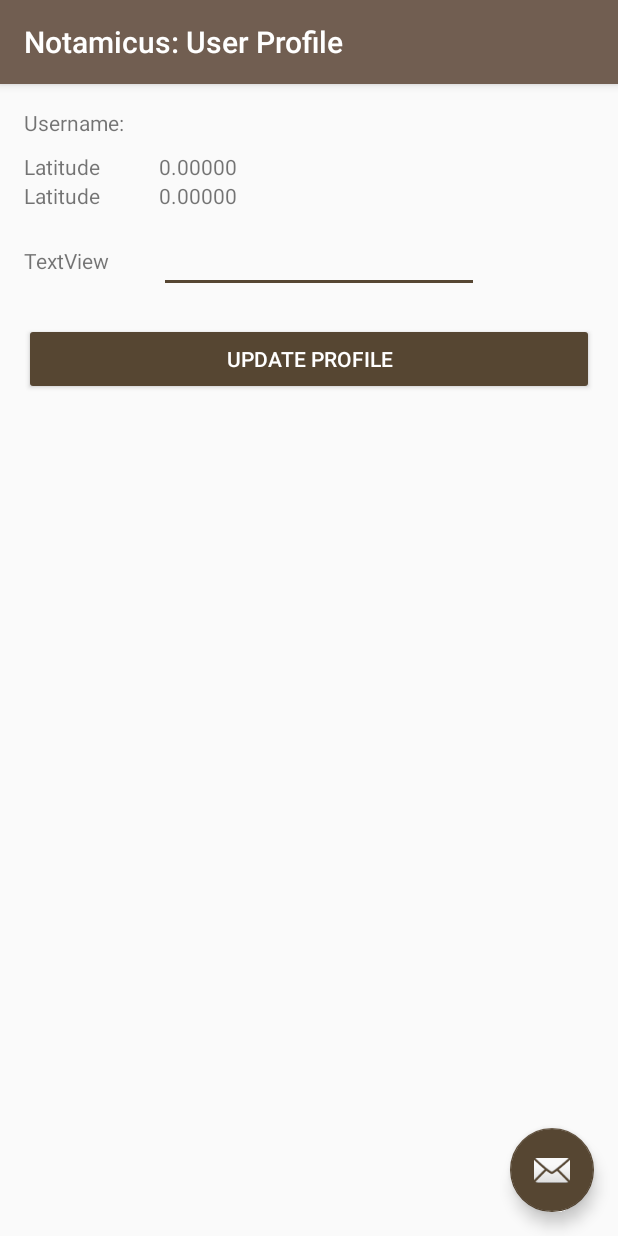
After one commit to yurippe/Pervasive-Computing, an Android app: the UserProfile screen opened directly, with no data from a screen before it, on a phone screen of 412 x 824 dp. The commit adds this screen. Run offline under Robolectric (Android 15) with nearby library versions, the phone set to English and light mode, and no system bars; 2 statements that could not run were skipped.

```diff
--- a/APP/LittleBigBrother/app/src/main/java/dk/atom_it/littlebigbrother/AddEventListener.java
+++ b/APP/LittleBigBrother/app/src/main/java/dk/atom_it/littlebigbrother/AddEventListener.java
@@ -81,7 +81,7 @@ public class AddEventListener extends AppCompatActivity {
         final TextView jhemeCode = (TextView) findViewById(R.id.event_code);
         final TextView userLabel = (TextView) findViewById(R.id.user_label);
 
-        String username = getIntent().getStringExtra("username");
+        String username = Globals.getInstance().username;
         userLabel.setText("Logged in as " + username);
         eventTypeAdapter.setDropDownViewResource(android.R.layout.simple_spinner_dropdown_item);
         eventTypeSpinner.setAdapter(eventTypeAdapter);
--- /dev/null
+++ b/APP/LittleBigBrother/app/src/main/java/dk/atom_it/littlebigbrother/UserProfile.java
@@ -0,0 +1,101 @@
+package dk.atom_it.littlebigbrother;
+
+import android.app.Activity;
+import android.os.Bundle;
+import android.support.design.widget.FloatingActionButton;
+import android.support.design.widget.Snackbar;
+import android.support.v7.app.AppCompatActivity;
+import android.support.v7.widget.Toolbar;
+import android.view.View;
+import android.widget.Button;
+import android.widget.EditText;
+import android.widget.TextView;
+import android.widget.Toast;
+
+import org.json.JSONException;
+import org.json.JSONObject;
+import org.w3c.dom.Text;
+
+import java.io.IOException;
+
+import dk.atom_it.littlebigbrother.api.Endpoint;
+import dk.atom_it.littlebigbrother.data.Globals;
+import dk.atom_it.littlebigbrother.data.User;
+import okhttp3.Call;
+import okhttp3.Callback;
+import okhttp3.Response;
+
+public class UserProfile extends AppCompatActivity {
+
+    @Override
+    protected void onCreate(Bundle savedInstanceState) {
+        super.onCreate(savedInstanceState);
+        setContentView(R.layout.activity_user_profile);
+        Toolbar toolbar = (Toolbar) findViewById(R.id.toolbar);
+        setSupportActionBar(toolbar);
+
+        final Activity tthis = this;
+
+        //Set text
+        TextView username = (TextView) findViewById(R.id.profile_username);
+        username.setText(Globals.getInstance().username);
+
+        TextView lat = (TextView) findViewById(R.id.profile_lat);
+        lat.setText(Globals.getInstance().userPosition.latitude + "");
+
+        TextView lng = (TextView) findViewById(R.id.profile_lng);
+        lng.setText(Globals.getInstance().userPosition.longitude + "");
+
+        //Displayname is editable
+        final EditText displayname = (EditText) findViewById(R.id.profile_dp);
+        displayname.setText(Globals.getInstance().displayname);
+
+        //Update button
+        Button update = (Button) findViewById(R.id.profile_update);
+        update.setOnClickListener(new View.OnClickListener() {
+            @Override
+            public void onClick(View v) {
+                try {
+                    JSONObject data = new JSONObject();
+                    data.put("token", Globals.getInstance().token);
+                    data.put("displayname", displayname.getText());
+
+                    Endpoint endpoint = new Endpoint(tthis, "/updatedisplayname");
+                    endpoint.call(data.toString(), new Callback() {
+                        @Override
+                        public void onFailure(Call call, IOException e) {
+                            makeToast("Could not connect to server");
+                        }
+
+                        @Override
+                        public void onResponse(Call call, Response response) throws IOException {
+                            try {
+                                JSONObject jsonresp = new JSONObject(response.body().string());
+                                if (jsonresp.getInt("status") != 200) {
+                                    makeToast("Update failed: " + jsonresp.getString("message"));
+                                }
+                                makeToast("Update successful");
+
+                            } catch (JSONException e) {
+                                makeToast("Server response unreadable");
+                            }
+                        }
+                    });
+
+                } catch (JSONException e) {
+                    //Shut up, JSON!
+                }
+            }
+        });
+    }
+
+    private void makeToast(final String text) {
+        final UserProfile tthis = this;
+        this.runOnUiThread(new Runnable() {
+            @Override
+            public void run() {
+                Toast.makeText(tthis, text, Toast.LENGTH_LONG).show();
+           }
+        });
+    }
+}
--- a/APP/LittleBigBrother/app/src/main/java/dk/atom_it/littlebigbrother/data/Globals.java
+++ b/APP/LittleBigBrother/app/src/main/java/dk/atom_it/littlebigbrother/data/Globals.java
@@ -15,6 +15,8 @@ import dk.atom_it.littlebigbrother.notifications.AbstractEvent;
 public class Globals {
 
     public String token = null;
+    public String username = null;
+    public String displayname = null;
 
     public LatLng userPosition = null;
 
--- /dev/null
+++ b/APP/LittleBigBrother/app/src/main/res/layout/activity_user_profile.xml
@@ -0,0 +1,34 @@
+<?xml version="1.0" encoding="utf-8"?>
+<android.support.design.widget.CoordinatorLayout xmlns:android="http://schemas.android.com/apk/res/android"
+    xmlns:app="http://schemas.android.com/apk/res-auto"
+    xmlns:tools="http://schemas.android.com/tools"
+    android:layout_width="match_parent"
+    android:layout_height="match_parent"
+    android:fitsSystemWindows="true"
+    tools:context="dk.atom_it.littlebigbrother.UserProfile">
+
+    <android.support.design.widget.AppBarLayout
+        android:layout_width="match_parent"
+        android:layout_height="wrap_content"
+        android:theme="@style/AppTheme.AppBarOverlay">
+
+        <android.support.v7.widget.Toolbar
+            android:id="@+id/toolbar"
+            android:layout_width="match_parent"
+            android:layout_height="?attr/actionBarSize"
+            android:background="?attr/colorPrimary"
+            app:popupTheme="@style/AppTheme.PopupOverlay" />
+
+    </android.support.design.widget.AppBarLayout>
+
+    <include layout="@layout/content_user_profile" />
+
+    <android.support.design.widget.FloatingActionButton
+        android:id="@+id/fab"
+        android:layout_width="wrap_content"
+        android:layout_height="wrap_content"
+        android:layout_gravity="bottom|end"
+        android:layout_margin="@dimen/fab_margin"
+        app:srcCompat="@android:drawable/ic_dialog_email" />
+
+</android.support.design.widget.CoordinatorLayout>
--- /dev/null
+++ b/APP/LittleBigBrother/app/src/main/res/layout/content_user_profile.xml
@@ -0,0 +1,117 @@
+<?xml version="1.0" encoding="utf-8"?>
+<RelativeLayout xmlns:android="http://schemas.android.com/apk/res/android"
+    xmlns:app="http://schemas.android.com/apk/res-auto"
+    xmlns:tools="http://schemas.android.com/tools"
+    android:id="@+id/content_user_profile"
+    android:layout_width="match_parent"
+    android:layout_height="match_parent"
+    android:paddingBottom="@dimen/activity_vertical_margin"
+    android:paddingLeft="@dimen/activity_horizontal_margin"
+    android:paddingRight="@dimen/activity_horizontal_margin"
+    android:paddingTop="@dimen/activity_vertical_margin"
+    app:layout_behavior="@string/appbar_scrolling_view_behavior"
+    tools:context="dk.atom_it.littlebigbrother.UserProfile"
+    tools:showIn="@layout/activity_user_profile">
+
+    <LinearLayout
+        android:orientation="vertical"
+        android:layout_width="match_parent"
+        android:layout_height="match_parent">
+
+        <LinearLayout
+            android:orientation="horizontal"
+            android:layout_width="match_parent"
+            android:layout_height="wrap_content">
+
+            <TextView
+                android:text="Username:"
+                android:layout_width="90dp"
+                android:layout_height="wrap_content"
+                android:id="@+id/profile_username_label" />
+
+            <TextView
+                android:text="Joh Doe"
+                android:layout_width="wrap_content"
+                android:layout_height="wrap_content"
+                android:id="@+id/profile_username" />
+        </LinearLayout>
+
+        <Space
+            android:layout_width="match_parent"
+            android:layout_height="10dp" />
+
+        <LinearLayout
+            android:orientation="horizontal"
+            android:layout_width="match_parent"
+            android:layout_height="wrap_content">
+
+            <TextView
+                android:text="Latitude"
+                android:layout_width="90dp"
+                android:layout_height="wrap_content"
+                android:id="@+id/profile_lat_label" />
+
+            <TextView
+                android:text="0.00000"
+                android:layout_width="wrap_content"
+                android:layout_height="wrap_content"
+                android:id="@+id/profile_lat" />
+        </LinearLayout>
+
+        <LinearLayout
+            android:orientation="horizontal"
+            android:layout_width="match_parent"
+            android:layout_height="wrap_content">
+
+            <TextView
+                android:text="Latitude"
+                android:layout_width="90dp"
+                android:layout_height="wrap_content"
+                android:id="@+id/profile_lng_label" />
+
+            <TextView
+                android:text="0.00000"
+                android:layout_width="wrap_content"
+                android:layout_height="wrap_content"
+                android:id="@+id/profile_lng" />
+
+        </LinearLayout>
+
+        <Space
+            android:layout_width="match_parent"
+            android:layout_height="10dp" />
+
+        <LinearLayout
+            android:orientation="horizontal"
+            android:layout_width="match_parent"
+            android:layout_height="wrap_content">
+
+            <TextView
+                android:text="TextView"
+                android:layout_width="90dp"
+                android:layout_height="wrap_content"
+                android:id="@+id/profile_dp_label" />
+
+            <EditText
+                android:layout_width="wrap_content"
+                android:layout_height="wrap_content"
+                android:inputType="textPersonName"
+                android:text="Displayname"
+                android:ems="10"
+                android:id="@+id/profile_dp" />
+
+        </LinearLayout>
+
+        <Space
+            android:layout_width="match_parent"
+            android:layout_height="20dp" />
+
+        <Button
+            android:text="Update profile"
+            android:layout_width="match_parent"
+            android:layout_height="wrap_content"
+            android:id="@+id/profile_update"
+            style="@style/Widget.AppCompat.Button.Colored" />
+
+    </LinearLayout>
+</RelativeLayout>
--- a/APP/LittleBigBrother/app/src/main/res/values/strings.xml
+++ b/APP/LittleBigBrother/app/src/main/res/values/strings.xml
@@ -1,12 +1,15 @@
 <resources>
+    <string name="base_url">http://84.238.20.80:7777</string>
+
     <string name="app_name">Notamicus</string>
-    <string name="base_url">http://yurippe.net:7777</string>
+
     <string name="title_activity_maps">Notamicus: Map</string>
     <string name="title_activity_login">Notamicus: Login</string>
     <string name="title_activity_signup">Notamicus: Sign Up</string>
     <string name="title_activity_add_event_listener">Notamicus: Add Event</string>
     <string name="title_activity_event_list">Notamicus: All Events</string>
     <string name="title_activity_update_event_listener">Notamicus: Update Event</string>
+    <string name="title_activity_user_profile">Notamicus: User Profile</string>
 
     <string-array name="event_types">
         <item>On Bluetooth Enter</item>
```
Also changed, not shown: APP/LittleBigBrother/app/src/main/AndroidManifest.xml (+10 -2 lines), APP/LittleBigBrother/app/src/main/java/dk/atom_it/littlebigbrother/Login.java (+7 -2 lines), APP/LittleBigBrother/app/src/main/java/dk/atom_it/littlebigbrother/MapsActivity.java (+22 -13 lines), 5 other files.
